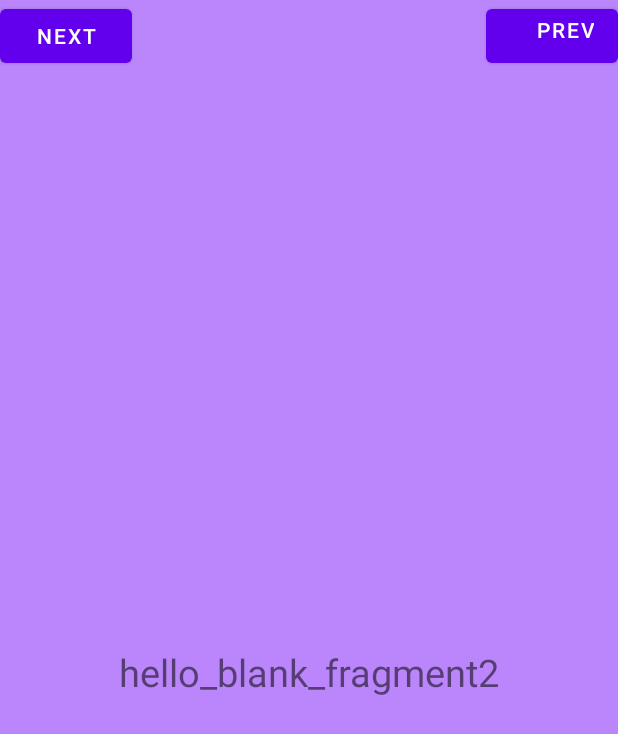
After one commit to coolsnowmail/MoviesSearch, an Android app: the BlankFragment2 screen opened through its navigation route, on a phone screen of 412 x 824 dp. The commit adds this screen. Shown: the top 734 px of the screen. Run offline under Robolectric (Android 15) with nearby library versions, the phone set to English and light mode, and no system bars.

Commit message:
26.7. Architecture Components, Navigation (implementation 2 dependency by the lesson)

```diff
--- a/app/build.gradle
+++ b/app/build.gradle
@@ -37,6 +37,8 @@ android {
 }
 
 dependencies {
+    implementation 'androidx.navigation:navigation-fragment-ktx:2.3.0'
+    implementation "androidx.navigation:navigation-ui-ktx:2.3.0"
     implementation 'androidx.core:core-ktx:1.7.0'
     implementation 'androidx.appcompat:appcompat:1.6.1'
     implementation 'com.google.android.material:material:1.8.0'
--- /dev/null
+++ b/app/src/main/java/com/example/moviessearch/BlankFragmen.kt
@@ -0,0 +1,60 @@
+package com.example.moviessearch
+
+import android.os.Bundle
+import androidx.fragment.app.Fragment
+import android.view.LayoutInflater
+import android.view.View
+import android.view.ViewGroup
+import com.megamovies.moviessearch.R
+
+// TODO: Rename parameter arguments, choose names that match
+// the fragment initialization parameters, e.g. ARG_ITEM_NUMBER
+private const val ARG_PARAM1 = "param1"
+private const val ARG_PARAM2 = "param2"
+
+/**
+ * A simple [Fragment] subclass.
+ * Use the [BlankFragmen.newInstance] factory method to
+ * create an instance of this fragment.
+ */
+class BlankFragmen : Fragment() {
+    // TODO: Rename and change types of parameters
+    private var param1: String? = null
+    private var param2: String? = null
+
+    override fun onCreate(savedInstanceState: Bundle?) {
+        super.onCreate(savedInstanceState)
+        arguments?.let {
+            param1 = it.getString(ARG_PARAM1)
+            param2 = it.getString(ARG_PARAM2)
+        }
+    }
+
+    override fun onCreateView(
+        inflater: LayoutInflater, container: ViewGroup?,
+        savedInstanceState: Bundle?
+    ): View? {
+        // Inflate the layout for this fragment
+        return inflater.inflate(R.layout.fragment_blank, container, false)
+    }
+
+    companion object {
+        /**
+         * Use this factory method to create a new instance of
+         * this fragment using the provided parameters.
+         *
+         * @param param1 Parameter 1.
+         * @param param2 Parameter 2.
+         * @return A new instance of fragment BlankFragment.
+         */
+        // TODO: Rename and change types and number of parameters
+        @JvmStatic
+        fun newInstance(param1: String, param2: String) =
+            BlankFragmen().apply {
+                arguments = Bundle().apply {
+                    putString(ARG_PARAM1, param1)
+                    putString(ARG_PARAM2, param2)
+                }
+            }
+    }
+}
--- /dev/null
+++ b/app/src/main/java/com/example/moviessearch/BlankFragment2.kt
@@ -0,0 +1,60 @@
+package com.example.moviessearch
+
+import android.os.Bundle
+import androidx.fragment.app.Fragment
+import android.view.LayoutInflater
+import android.view.View
+import android.view.ViewGroup
+import com.megamovies.moviessearch.R
+
+// TODO: Rename parameter arguments, choose names that match
+// the fragment initialization parameters, e.g. ARG_ITEM_NUMBER
+private const val ARG_PARAM1 = "param1"
+private const val ARG_PARAM2 = "param2"
+
+/**
+ * A simple [Fragment] subclass.
+ * Use the [BlankFragment2.newInstance] factory method to
+ * create an instance of this fragment.
+ */
+class BlankFragment2 : Fragment() {
+    // TODO: Rename and change types of parameters
+    private var param1: String? = null
+    private var param2: String? = null
+
+    override fun onCreate(savedInstanceState: Bundle?) {
+        super.onCreate(savedInstanceState)
+        arguments?.let {
+            param1 = it.getString(ARG_PARAM1)
+            param2 = it.getString(ARG_PARAM2)
+        }
+    }
+
+    override fun onCreateView(
+        inflater: LayoutInflater, container: ViewGroup?,
+        savedInstanceState: Bundle?
+    ): View? {
+        // Inflate the layout for this fragment
+        return inflater.inflate(R.layout.fragment_blank2, container, false)
+    }
+
+    companion object {
+        /**
+         * Use this factory method to create a new instance of
+         * this fragment using the provided parameters.
+         *
+         * @param param1 Parameter 1.
+         * @param param2 Parameter 2.
+         * @return A new instance of fragment BlankFragment2.
+         */
+        // TODO: Rename and change types and number of parameters
+        @JvmStatic
+        fun newInstance(param1: String, param2: String) =
+            BlankFragment2().apply {
+                arguments = Bundle().apply {
+                    putString(ARG_PARAM1, param1)
+                    putString(ARG_PARAM2, param2)
+                }
+            }
+    }
+}
--- /dev/null
+++ b/app/src/main/java/com/example/moviessearch/MainActivity.kt
@@ -0,0 +1,29 @@
+package com.megamovies.moviessearch
+
+import android.content.Intent
+import androidx.appcompat.app.AppCompatActivity
+import android.os.Bundle
+import android.provider.ContactsContract
+import android.provider.ContactsContract.Contacts
+import android.widget.Toast
+import androidx.navigation.NavController
+import androidx.navigation.Navigation
+import com.example.moviessearch.MainFragment1
+import com.example.moviessearch.MainFragment2
+import com.example.moviessearch.TestActivity1
+
+import com.megamovies.moviessearch.databinding.ActivityMainBinding
+import kotlin.concurrent.fixedRateTimer
+
+
+class MainActivity : AppCompatActivity() {
+    private lateinit var binding: ActivityMainBinding
+    lateinit var navController: NavController
+    override fun onCreate(savedInstanceState: Bundle?) {
+        super.onCreate(savedInstanceState)
+        supportActionBar?.title = "MoviesSearcher"
+        binding = ActivityMainBinding.inflate(layoutInflater)
+        setContentView(binding.root)
+        navController = Navigation.findNavController(this, R.id.nav_host_fragment)
+    }
+}
--- /dev/null
+++ b/app/src/main/res/layout/fragment_blank2.xml
@@ -0,0 +1,46 @@
+<FrameLayout xmlns:android="http://schemas.android.com/apk/res/android"
+    xmlns:tools="http://schemas.android.com/tools"
+    android:layout_width="match_parent"
+    android:layout_height="match_parent"
+    xmlns:app="http://schemas.android.com/apk/res-auto"
+    tools:context="com.example.moviessearch.BlankFragment2"
+    android:id="@+id/frag2">
+
+    <androidx.constraintlayout.widget.ConstraintLayout
+        android:id="@+id/fr2"
+        android:layout_width="match_parent"
+        android:layout_height="match_parent"
+        android:background="@color/purple_200">
+
+
+        <TextView
+            android:layout_width="wrap_content"
+            android:layout_height="wrap_content"
+            android:text="hello_blank_fragment2"
+            android:textSize="25sp"
+            app:layout_constraintBottom_toBottomOf="parent"
+            app:layout_constraintEnd_toEndOf="parent"
+            app:layout_constraintStart_toStartOf="parent"
+            app:layout_constraintTop_toTopOf="parent"
+            app:layout_constraintVertical_bias="0.546" />
+
+        <Button
+            android:id="@+id/f2next"
+            android:layout_width="wrap_content"
+            android:layout_height="wrap_content"
+            android:text="Next"
+            app:layout_constraintStart_toStartOf="parent"
+            app:layout_constraintTop_toTopOf="parent" />
+
+        <Button
+            android:id="@+id/f2pref"
+            android:layout_width="wrap_content"
+            android:layout_height="wrap_content"
+            android:gravity="end"
+            android:text="Prev"
+            app:layout_constraintEnd_toEndOf="parent"
+            app:layout_constraintTop_toTopOf="parent" />
+
+    </androidx.constraintlayout.widget.ConstraintLayout>
+
+</FrameLayout>
--- /dev/null
+++ b/app/src/main/res/navigation/navigation.xml
@@ -0,0 +1,22 @@
+<?xml version="1.0" encoding="utf-8"?>
+<navigation xmlns:android="http://schemas.android.com/apk/res/android"
+    xmlns:app="http://schemas.android.com/apk/res-auto"
+    xmlns:tools="http://schemas.android.com/tools"
+    android:id="@+id/navigation"
+    app:startDestination="@id/blankFragmen">
+    <fragment
+        android:id="@+id/blankFragmen"
+        android:name="com.example.moviessearch.BlankFragmen"
+        android:label="fragment_blank"
+        tools:layout="@layout/fragment_blank" />
+    <fragment
+        android:id="@+id/blankFragment1"
+        android:name="com.example.moviessearch.BlankFragment1"
+        android:label="fragment_blank1"
+        tools:layout="@layout/fragment_blank1" />
+    <fragment
+        android:id="@+id/blankFragment2"
+        android:name="com.example.moviessearch.BlankFragment2"
+        android:label="fragment_blank2"
+        tools:layout="@layout/fragment_blank2" />
+</navigation>
```
Also changed, not shown: app/src/main/java/com/example/moviessearch/BlankFragment1.kt (added, +60 -0 lines), app/src/main/res/layout/activity_main.xml (+6 -51 lines), app/src/main/res/layout/fragment_blank.xml (added, +44 -0 lines), app/src/main/res/layout/fragment_blank1.xml (added, +46 -0 lines).
